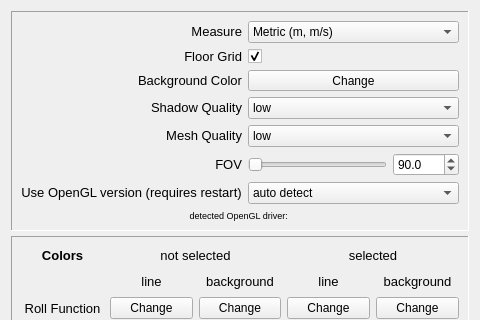
The window that ui/optionsmenu.ui (xwaldo/openFVD) describes before a commit, drawn with Qt 5; both pictures show x 0 to 480 and y 0 to 320 of the 480 by 480 pixel window.
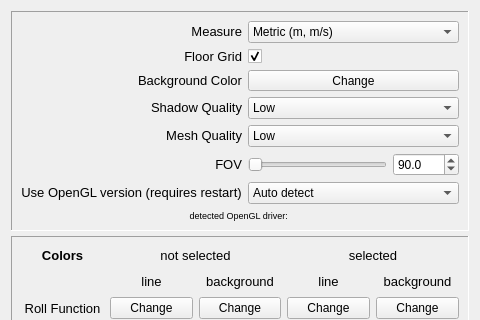
The same window after the commit. Icons and pictures are not drawn. Custom widgets are drawn as their Qt base class.

Patch:
```diff
--- a/ui/optionsmenu.ui
+++ b/ui/optionsmenu.ui
@@ -162,7 +162,7 @@
          <widget class="QComboBox" name="shadowModeBox">
           <item>
            <property name="text">
-            <string>low</string>
+            <string>Low</string>
            </property>
           </item>
           <item>
@@ -355,7 +355,7 @@
          <widget class="QComboBox" name="glBox">
           <item>
            <property name="text">
-            <string>auto detect</string>
+            <string>Auto detect</string>
            </property>
           </item>
           <item>
@@ -374,7 +374,7 @@
          <widget class="QComboBox" name="meshQualityBox">
           <item>
            <property name="text">
-            <string>low</string>
+            <string>Low</string>
            </property>
           </item>
           <item>
```
Left out of the diff: 14 changed lines with no effect on the pictures.
